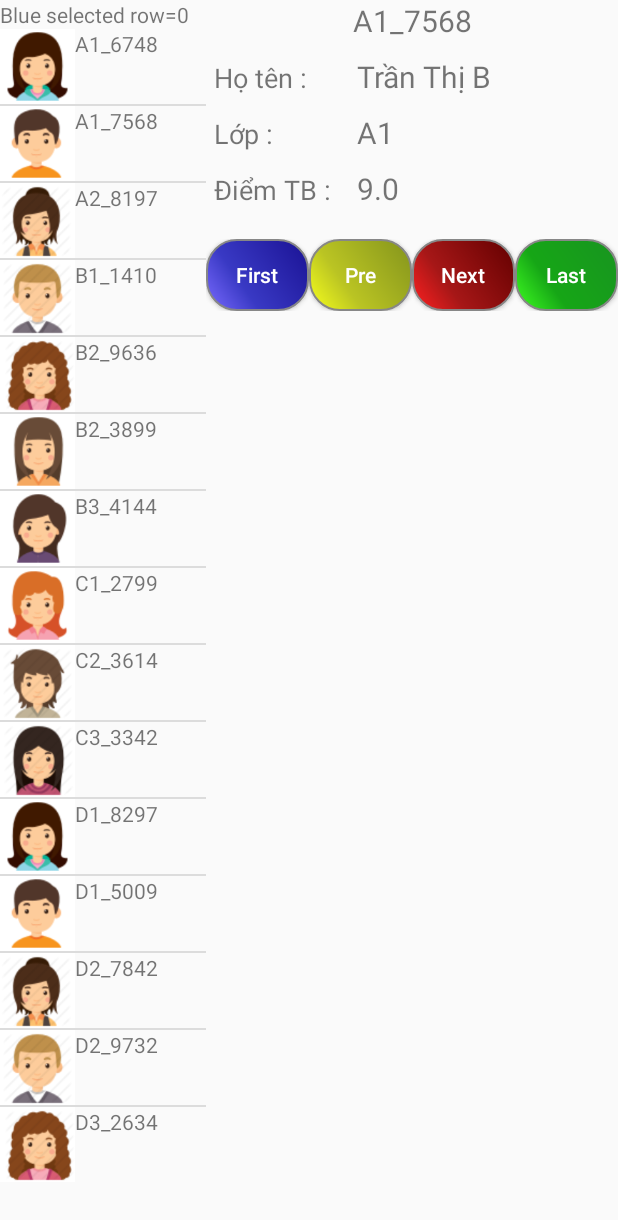
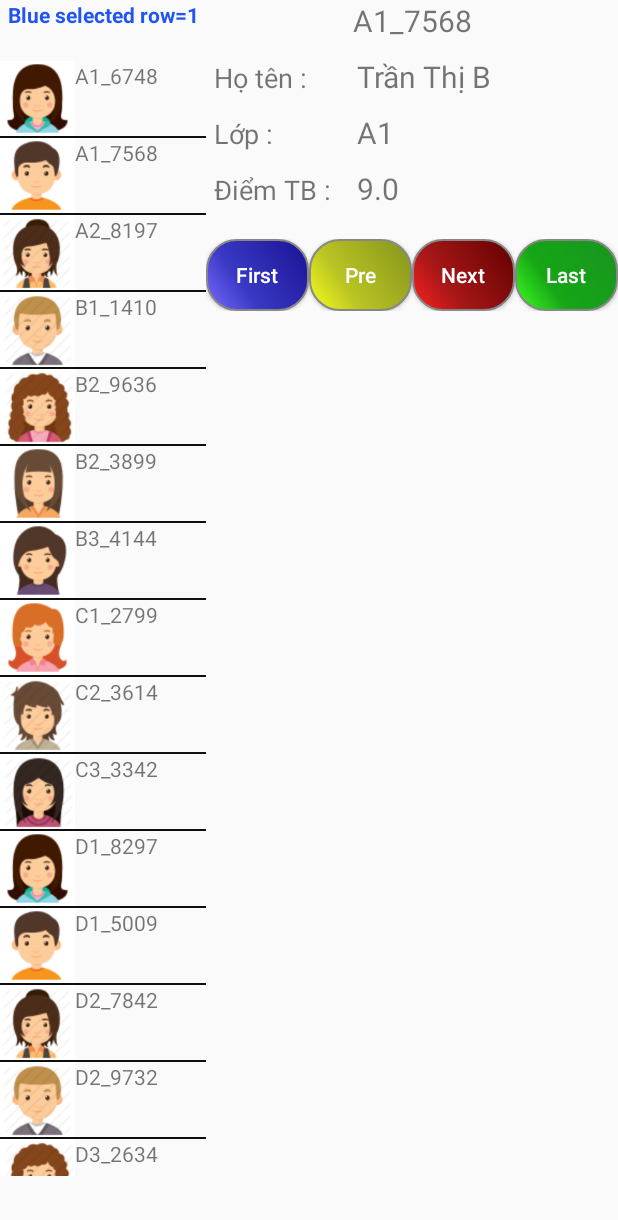
Before and after one commit to nguyenhuynhminhthuan265/BT_Fragment, an Android app: the screen it shows after launch (MainActivity), after a tap on "Next", on a phone screen of 412 x 824 dp. Shown: the top 1220 px of the screen. Run offline under Robolectric (Android 15) with nearby library versions, the phone set to English and light mode, and no system bars; 2 other taps on this screen came first.

Commit message:
complete thread red -> main -> blue by click button
synchronize 2 ways of fragment.

```diff
--- a/app/src/main/java/com/example/bt_fragment/FragmentBlue.java
+++ b/app/src/main/java/com/example/bt_fragment/FragmentBlue.java
@@ -12,15 +12,19 @@ import android.widget.AdapterView;
 import android.widget.LinearLayout;
 import android.widget.ListView;
 import android.widget.TextView;
+import android.widget.Toast;
 
 import java.io.BufferedReader;
 import java.io.IOException;
 import java.io.InputStream;
 import java.io.InputStreamReader;
 import java.util.ArrayList;
+import java.util.List;
+
+import static android.widget.Toast.LENGTH_SHORT;
 
 
-public class FragmentBlue extends Fragment {
+public class FragmentBlue extends Fragment implements FragmentCallback{
     MainActivity main;
     Context context = null;
     // data to fill-up the ListView
@@ -29,26 +33,10 @@ public class FragmentBlue extends Fragment {
             R.drawable.ntitled5,R.drawable.ntitled6,R.drawable.ntitled7,R.drawable.ntitled8,R.drawable.ntitled9,
             R.drawable.ntitled10,R.drawable.ntitled1,R.drawable.ntitled2,R.drawable.ntitled3,R.drawable.ntitled4,
             R.drawable.ntitled5};
-    /*Student stu1 = new Student("1","name1","class", 9.5f,1);
-    Student stu2 = new Student("2","name2","class2", 9.5f,2);
-    Student stu3 = new Student("3","name3","class", 9.5f,1);
-    Student stu4 = new Student("4","name4","class2", 9.5f,2);
-    Student stu5 = new Student("5","name5","class", 9.5f,1);
-    Student stu6 = new Student("6","name6","class2", 9.5f,2);
-    Student stu7 = new Student("7","name7","class", 9.5f,1);
-    Student stu8 = new Student("8","name8","class2", 9.5f,2);
-
-    public FragmentBlue() {
-        main = null;
-        students.add(stu1);
-        students.add(stu2);
-        students.add(stu3);
-        students.add(stu4);
-        students.add(stu5);
-        students.add(stu6);
-        students.add(stu7);
-        students.add(stu8);
-    }*/
+    LinearLayout layout_blue;
+    TextView txtBlue;
+    ListView listView;
+    CustomListAdapter adapter;
 
     private void readResource() throws IOException
     {
@@ -98,13 +86,13 @@ public class FragmentBlue extends Fragment {
     @Override
     public View onCreateView(LayoutInflater inflater,ViewGroup container, Bundle savedInstanceState) {
 
-        LinearLayout layout_blue = (LinearLayout) inflater.inflate(R.layout.layout_blue,null);
+        layout_blue = (LinearLayout) inflater.inflate(R.layout.layout_blue,null);
 
-        final TextView txtBlue = (TextView) layout_blue.findViewById(R.id.textViewBlue);
-        ListView listView = (ListView) layout_blue.findViewById(R.id.listViewBlue);
+        txtBlue = (TextView) layout_blue.findViewById(R.id.textViewBlue);
+        listView = (ListView) layout_blue.findViewById(R.id.listViewBlue);
         listView.setBackgroundColor(Color.parseColor("#ffccddff"));
 
-        CustomListAdapter adapter = new CustomListAdapter(context,
+        adapter = new CustomListAdapter(context,
                 R.layout.layout_list_item, students);
         listView.setAdapter(adapter);
 
@@ -114,14 +102,25 @@ public class FragmentBlue extends Fragment {
         listView.setOnItemClickListener(new AdapterView.OnItemClickListener() {
             @Override
             public void onItemClick(AdapterView<?> parent, View v, int position, long id) {
-
+                v.setSelected(true);
                 main.onMsgFromFragToMain("BLUE-FRAG", students, position);
                 txtBlue.setText("Blue selected row=" + position);
             }
         });
 
+
+
         return layout_blue;
 
     }
 
+    @Override
+    public void onMsgFromMainToFragment(List<Student> students, int position)
+    {
+        listView.performItemClick(listView,position,1);
+        //listView.setSelection(position);
+
+        adapter.notifyDataSetChanged();
+        Toast.makeText(main,"Selected:!" + position, LENGTH_SHORT).show();
+    }
 }
--- a/app/src/main/java/com/example/bt_fragment/FragmentRed.java
+++ b/app/src/main/java/com/example/bt_fragment/FragmentRed.java
@@ -53,6 +53,7 @@ public class FragmentRed extends Fragment implements FragmentCallback {
         hoTen =  view_layout_red.findViewById(R.id.hoten);
         lop = view_layout_red.findViewById(R.id.lop);
         diem = view_layout_red.findViewById(R.id.diemtb);
+
         try {
             Bundle arguments = getArguments();
             String redMessage = arguments.getString("arg1", "");
@@ -88,6 +89,7 @@ public class FragmentRed extends Fragment implements FragmentCallback {
                 hoTen.setText(students.get(0).get_name());
                 lop.setText(students.get(0).get_class());
                 diem.setText(String.valueOf(students.get(0).get_grade()));
+                main.onMsgFromFragToMain("RED-FRAG", students, 0);
                 onMsgFromMainToFragment(students, 0);
 
             }
@@ -102,6 +104,7 @@ public class FragmentRed extends Fragment implements FragmentCallback {
                 hoTen.setText(students.get(size).get_name());
                 lop.setText(students.get(size).get_class());
                 diem.setText(String.valueOf(students.get(size).get_grade()));
+                main.onMsgFromFragToMain("RED-FRAG", students, size);
                 onMsgFromMainToFragment(students, size);
 
             }
@@ -117,6 +120,7 @@ public class FragmentRed extends Fragment implements FragmentCallback {
 //                lop.setText(students.get(position-1).get_class());
 //                diem.setText(String.valueOf(students.get(position-1).get_grade()));
                 if (position>0){
+                    main.onMsgFromFragToMain("RED-FRAG", students, position-1);
                     onMsgFromMainToFragment(students, position-1);
                 }
 
@@ -134,6 +138,7 @@ public class FragmentRed extends Fragment implements FragmentCallback {
 //                lop.setText(students.get(position+1).get_class());
 //                diem.setText(String.valueOf(students.get(position+1).get_grade()));
                 if (position<size){
+                    main.onMsgFromFragToMain("RED-FRAG", students,position+1);
                     onMsgFromMainToFragment(students, position+1);
                 }
 
--- a/app/src/main/java/com/example/bt_fragment/MainActivity.java
+++ b/app/src/main/java/com/example/bt_fragment/MainActivity.java
@@ -34,11 +34,9 @@ public class MainActivity extends Activity implements MainCallbacks {
     @Override
     public void onMsgFromFragToMain(String sender, List<Student> students, int position) {
         // show message arriving to MainActivity
-        Toast.makeText(getApplication(),
-                students.get(position).toString(), Toast.LENGTH_LONG)
-                .show();
+       // Toast.makeText(getApplication(),students.get(position).toString(), Toast.LENGTH_LONG).show();
         if (sender.equals("RED-FRAG")) {
-// TODO: if needed, do here something on behalf of the RED fragment
+            blueFragment.onMsgFromMainToFragment(students,position);
         }
         if (sender.equals("BLUE-FRAG")) {
             try {
--- a/app/src/main/res/layout/layout_blue.xml
+++ b/app/src/main/res/layout/layout_blue.xml
@@ -3,23 +3,34 @@
     android:id="@+id/lnLayoutBlue"
     android:layout_width="match_parent"
     android:layout_height="match_parent"
+    android:weightSum="20"
     android:orientation="vertical"
     >
 
     <TextView
         android:id="@+id/textViewBlue"
         android:layout_width="match_parent"
-        android:layout_height="wrap_content"
+        android:layout_height="0dp"
         android:text="Blue Layout"
+        android:layout_weight="1"
+        android:textColor="#2155F3"
+        android:textStyle="bold"
+        android:textAlignment="center"
 
         />
 
     <ListView
         android:id="@+id/listViewBlue"
         android:layout_width="match_parent"
-        android:layout_height="wrap_content"
+        android:layout_height="0dp"
+        android:divider="#0F0F0F"
+        android:dividerHeight="1dp"
+        android:paddingBottom="40dp"
+        android:layout_weight="19"/>
+       <!-- android:listSelector="@android:color/holo_green_light"
+        android:choiceMode="singleChoice"-->
 
-       />
+
 
 
 </LinearLayout>
--- a/app/src/main/res/layout/layout_list_item.xml
+++ b/app/src/main/res/layout/layout_list_item.xml
@@ -3,6 +3,7 @@
     android:layout_height="match_parent"
     android:layout_width="match_parent"
     android:stretchColumns="2"
+
 
     >
 
@@ -10,7 +11,6 @@
 
         android:layout_width="wrap_content"
         android:layout_height="wrap_content"
-
         >
         <ImageView
             android:id="@+id/listIcon"
--- a/app/src/main/res/values/colors.xml
+++ b/app/src/main/res/values/colors.xml
@@ -3,4 +3,5 @@
     <color name="colorPrimary">#008577</color>
     <color name="colorPrimaryDark">#00574B</color>
     <color name="colorAccent">#D81B60</color>
+    <color name="gr">@android:color/holo_green_light</color>
 </resources>
```
